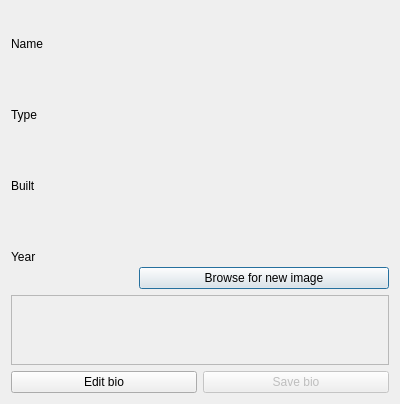
This is vika3/Vika3/dialogmoreinfocomputer.ui in BeanBean-Nyah/T113-VLN as Qt 5 draws it before an edit. The edited form follows.
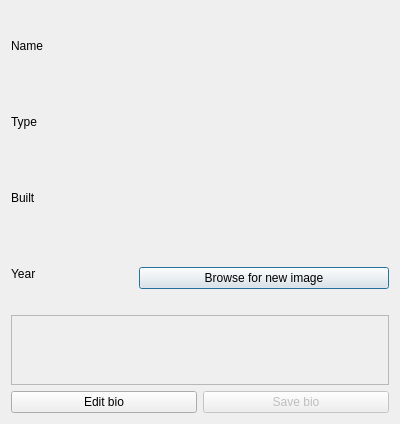
This is the edited form.

Diff of the .ui file:
```diff
--- a/vika3/Vika3/dialogmoreinfocomputer.ui
+++ b/vika3/Vika3/dialogmoreinfocomputer.ui
@@ -101,8 +101,6 @@
           </widget>
          </item>
          <item>
-          <layout class="QHBoxLayout" name="horizontalLayout_2">
-           <item>
             <widget class="QPushButton" name="btnBrowse">
              <property name="maximumSize">
               <size>
@@ -115,7 +113,15 @@
              </property>
             </widget>
            </item>
-          </layout>
+         <item>
+          <widget class="QLabel" name="label_errmsg">
+           <property name="text">
+            <string/>
+           </property>
+          </widget>
+         </item>
+         <item>
+          <layout class="QHBoxLayout" name="horizontalLayout_2"/>
          </item>
         </layout>
        </item>
```
Lines whose indentation alone changed are shown as unchanged.
